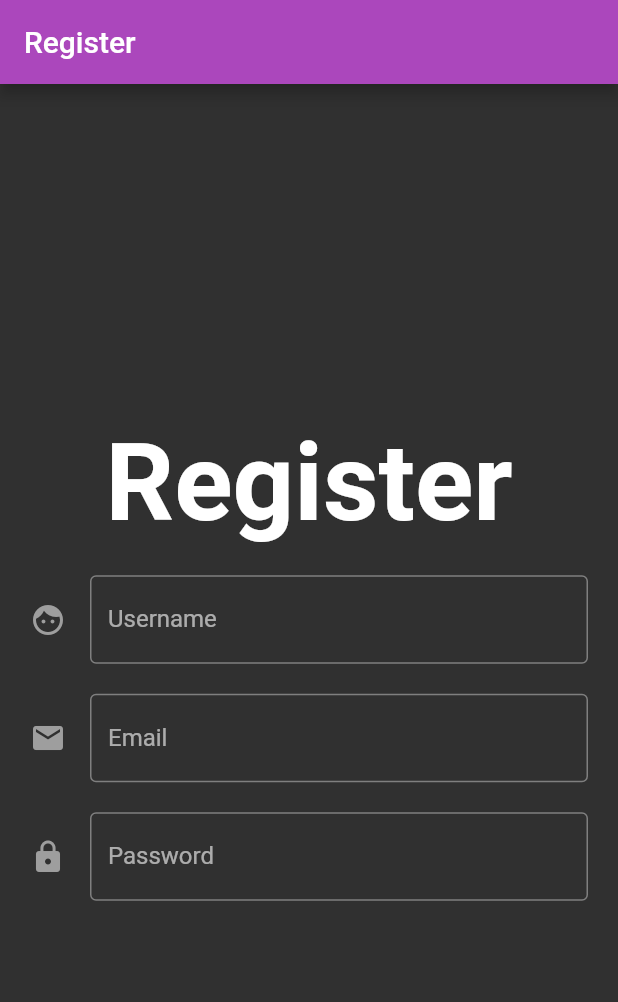
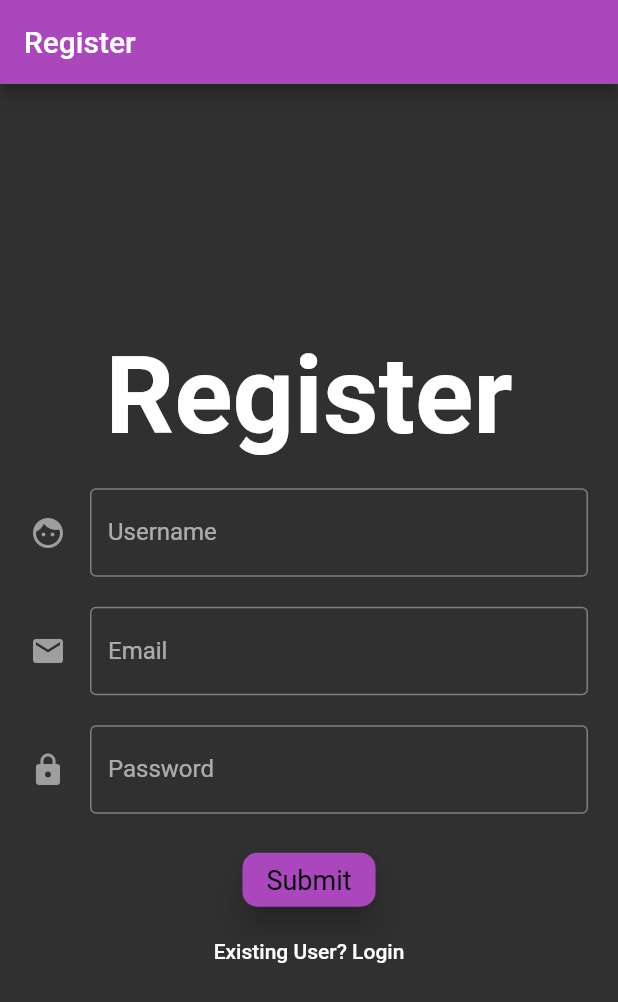
Before and after one commit to eyo-omat/ecommerce_app, a Flutter app: the screen it shows after launch, on a phone screen of 412 x 824 dp. Shown: the top 1002 px of the screen. Run offline on Flutter 3.47's test engine with Material 2 defaults, Android fonts, the phone set to English and light mode, and no system bars.

Commit message:
Added regsiter form buttons

```diff
--- a/lib/pages/register_page.dart
+++ b/lib/pages/register_page.dart
@@ -43,11 +43,30 @@ class RegisterPageState extends State<RegisterPage> {
                   Padding(
                     padding: EdgeInsets.only(top: 20.0),
                     child: TextFormField(
+                      obscureText: true,
                       decoration: InputDecoration(
                         border: OutlineInputBorder(),
                           labelText: 'Password',
                           hintText: 'Enter password, min length 6',
                           icon: Icon(Icons.lock, color: Colors.grey,)),
+                    ),
+                  ),
+                  Padding(
+                    padding: EdgeInsets.only(top: 20.0),
+                    child: Column(
+                      children: <Widget>[
+                        RaisedButton(
+                          child: Text('Submit', style: Theme.of(context).textTheme.body1.copyWith(color: Colors.black),),
+                          elevation: 8.0,
+                          shape: RoundedRectangleBorder(borderRadius: BorderRadius.all(Radius.circular(10.0))),
+                          color: Theme.of(context).primaryColor,
+                          onPressed: () => print('Submit'),
+                        ),
+                        FlatButton(
+                          child: Text('Existing User? Login'),
+                          onPressed: () => print('login'),
+                        )
+                      ],
                     ),
                   ),
                 ],
```
